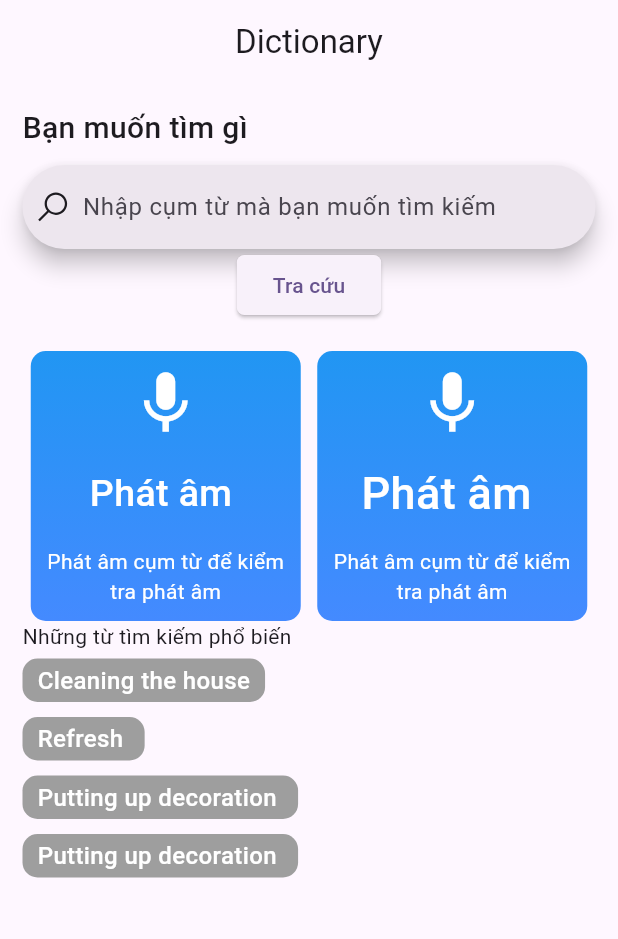
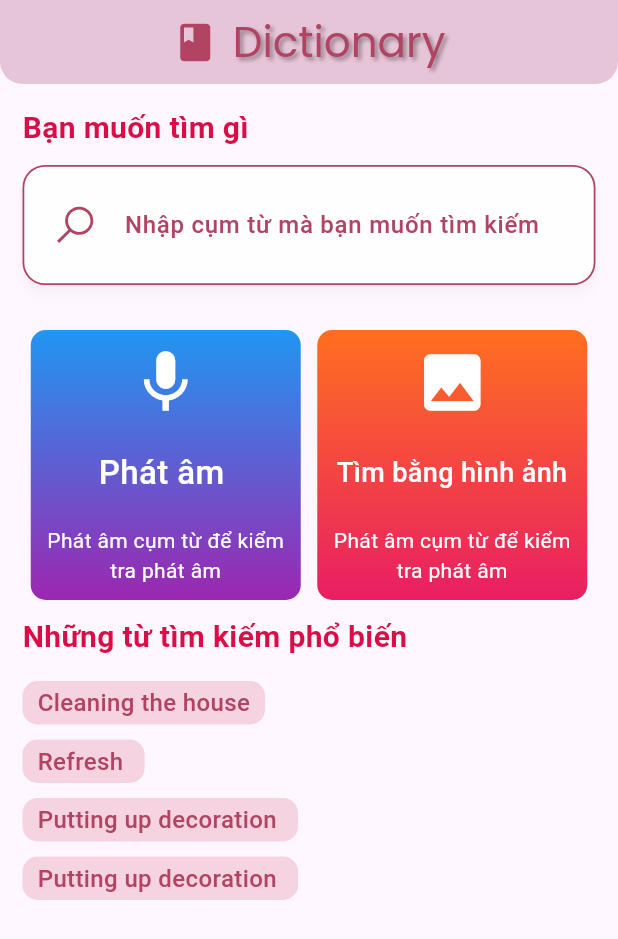
Before and after one commit to Hungyen0303/FlashCard, a Flutter app: the Dictionarypage screen opened directly, on a phone screen of 412 x 824 dp. Shown: the top 939 px of the screen. Run offline on Flutter 3.47's test engine with Material 3 defaults, Android fonts, the phone set to English and light mode, and no system bars; our stand-ins replace google_fonts, google_nav_bar, introduction_screen, line_icons; Roboto replaces fonts that are missing (MainFont).

Commit message:
modify UI for dictionary page

```diff
--- a/lib/pages/ChatWithAIPage.dart
+++ b/lib/pages/ChatWithAIPage.dart
@@ -2,6 +2,7 @@ import 'package:flutter/cupertino.dart';
 import 'package:flutter/material.dart';
 import 'package:line_icons/line_icons.dart';
 
+import '../color/AllColor.dart';
 import 'ConversationWidget.dart';
 
 class ChatWithAIPage extends StatefulWidget {
@@ -89,5 +90,6 @@ class _ChatWithAiPageState extends State<ChatWithAIPage> {
             )
           ],
         ));
+
   }
 }
--- a/lib/pages/DictionaryPage.dart
+++ b/lib/pages/DictionaryPage.dart
@@ -1,7 +1,10 @@
+import 'package:flashcard_learning/color/AllColor.dart';
 import 'package:flashcard_learning/widgets/BoxText.dart';
 import 'package:flutter/cupertino.dart';
 import 'package:flutter/material.dart';
 import 'package:line_icons/line_icons.dart';
+import 'package:flutter/material.dart';
+import 'package:google_fonts/google_fonts.dart';
 
 class Dictionarypage extends StatefulWidget {
   const Dictionarypage({super.key});
@@ -13,14 +16,55 @@ class Dictionarypage extends StatefulWidget {
 class _DictionarypageState extends State<Dictionarypage> {
   final TextEditingController _searchController = TextEditingController();
 
+  TextStyle titleStyle = TextStyle(
+    fontWeight: FontWeight.w600,
+    color: Color(0xffdb0d46),
+    fontSize: 20,
+  );
+  bool isSearch = false ;
+  AppBar buildAppBar() {
+    return AppBar(
+      title: Row(
+        mainAxisSize: MainAxisSize.min, // Để Row chỉ chiếm không gian vừa đủ
+        children: [
+          Icon(Icons.book, color: MAIN_THEME_PINK_TEXT, size: 30),
+          SizedBox(width: 10),
+          Text(
+            "Dictionary",
+            style: GoogleFonts.poppins(
+              color: MAIN_THEME_PINK_TEXT,
+              fontSize: 28,
+              fontWeight: FontWeight.w400,
+              shadows: [
+                Shadow(
+                  // Hiệu ứng bóng
+                  color: Colors.black38,
+                  offset: Offset(2, 2),
+                  blurRadius: 3,
+                ),
+              ],
+            ),
+          ),
+        ],
+      ),
+      leading: SizedBox.shrink(),
+      centerTitle: true,
+      // Căn giữa tiêu đề
+      backgroundColor: MAIN_THEME_PINK,
+      // Màu nền AppBar
+      elevation: 6,
+      // Hiệu ứng độ nổi của AppBar
+      shape: const RoundedRectangleBorder(
+        // Bo góc phía dưới AppBar
+        borderRadius: BorderRadius.vertical(bottom: Radius.circular(15)),
+      ),
+    );
+  }
+
   @override
   Widget build(BuildContext context) {
     return Scaffold(
-        appBar: AppBar(
-          title: Text("Dictionary"),
-          centerTitle: true,
-          leading: SizedBox.shrink(),
-        ),
+        appBar: buildAppBar(),
         body: Padding(
           padding: const EdgeInsets.all(15.0),
           child: SingleChildScrollView(
@@ -30,34 +74,106 @@ class _DictionarypageState extends State<Dictionarypage> {
                 Padding(
                   padding: const EdgeInsets.only(bottom: 10),
                   child: Text(
-                    "Bạn muốn tìm gì ",
-                    style: TextStyle(
-                      fontWeight: FontWeight.w500,
-                      fontSize: 20,
+                    "Bạn muốn tìm gì",
+                    style: titleStyle ,
                   ),
                 ),
+                // if (isSearch)
+                //   SizedBox(
+                //     width: double.infinity,
+                //     //height: double.infinity,
+                //     child: Container(
+                //       width: 100,
+                //       height: 100,
+                //       color: Colors.black.withOpacity(0.5),
+                //     ),
+                //   ),
+                SearchBar(
+                  onTap: () {
+                    setState(() {
+                      isSearch = true;
+                    });
+                  },
+                  onTapOutside: (event) {
+                    FocusManager.instance.primaryFocus?.unfocus();
+                    setState(() {
+                      isSearch = false;
+                    });
+                  },
+                  controller: _searchController,
+                  elevation: WidgetStateProperty.all(3.0),
+                  shadowColor: WidgetStateProperty.all(
+                      MAIN_THEME_PURPLE.withOpacity(0.2)),
+                  side: WidgetStateProperty.all(
+                    BorderSide(
+                      color: MAIN_THEME_PINK_TEXT,
+                      width: 1.2,
                     ),
-                SearchBar(
-                  controller: _searchController,
-                  leading: Icon(LineIcons.search),
-                  hintText: "Nhập cụm từ mà bạn muốn tìm kiếm ",
                   ),
+                  shape: WidgetStateProperty.all(
+                    RoundedRectangleBorder(
+                      borderRadius: BorderRadius.circular(15.0),
+                    ),
+                  ),
+                  leading: Padding(
+                    padding: const EdgeInsets.only(left: 4, right: 2),
+                    child: Icon(
+                      LineIcons.search,
+                      color: MAIN_THEME_PINK_TEXT,
+                      size: 30.0,
+                    ),
+                  ),
+                  hintText: "Nhập cụm từ mà bạn muốn tìm kiếm",
+                  hintStyle: WidgetStateProperty.all(
+                    TextStyle(
+                      color: MAIN_THEME_PINK_TEXT,
+                      fontSize: 16.0,
+                    ),
+                  ),
+                  textStyle: WidgetStateProperty.all(
+                    TextStyle(
+                      color: MAIN_THEME_PINK_TEXT,
+                      fontSize: 16.0,
+                      fontWeight: FontWeight.w500,
+                    ),
+                  ),
+                  padding: WidgetStateProperty.all(
+                    const EdgeInsets.symmetric(
+                        horizontal: 16.0, vertical: 14.0),
+                  ),
+                  constraints: const BoxConstraints(minHeight: 56.0),
+                  backgroundColor: WidgetStateProperty.all(
+                    Colors.white.withOpacity(0.95),
+                  ),
+                  surfaceTintColor: WidgetStateProperty.all(Colors.transparent),
+                ),
+                SizedBox(height: 10,),
                 Center(
+                  child: AnimatedOpacity(
+                    duration: Duration(milliseconds: 300),
+                    opacity: isSearch ? 1 : 0.2 ,
                     child: Visibility(
 
-
-
+                      visible: isSearch,
+                        child: SizedBox(
+                          width: double.infinity,
                           child: ElevatedButton(
-
                               style: ElevatedButton.styleFrom(
-
+                          padding: EdgeInsets.symmetric(vertical: 20),
                                   shape: RoundedRectangleBorder(
+                                      side: BorderSide(
+                                        color: MAIN_THEME_PINK_TEXT,
+                                      ),
                                       borderRadius:
-                                      BorderRadius.all(Radius.circular(5)))),
+                                          BorderRadius.all(Radius.circular(10)))),
                               onPressed: () {
                                 gotoSearchPage(_searchController.text);
                               },
-                          child: Text("Tra cứu"))),
+                              child: Text("Tra cứu" , style: TextStyle(
+                                fontSize: 20,
+                              ),)),
+                        )),
+                  ),
                 ),
                 SizedBox(
                   height: 20,
@@ -67,13 +183,16 @@ class _DictionarypageState extends State<Dictionarypage> {
                   children: [
                     Container(
                       height: 180,
-                      padding: EdgeInsets.symmetric(vertical: 10, horizontal: 10),
+                      padding:
+                          EdgeInsets.symmetric(vertical: 10, horizontal: 10),
                       width: 180,
                       decoration: BoxDecoration(
                           borderRadius: BorderRadius.circular(10),
                           gradient: LinearGradient(
-                              colors: [Colors.blue, Colors.blueAccent],
-                              begin: Alignment.topCenter,
+                              colors: [
+                                Color(0xff2196f3), // Xanh dương sáng
+                                Color(0xff9c27b0), // Tím nhạt
+                              ],                      begin: Alignment.topCenter,
                               end: Alignment.bottomCenter)),
                       child: Column(
                         mainAxisAlignment: MainAxisAlignment.spaceBetween,
@@ -87,7 +206,7 @@ class _DictionarypageState extends State<Dictionarypage> {
                           Text(
                             "Phát âm ",
                             style: TextStyle(
-                                fontSize: 25,
+                                fontSize: 22,
                                 fontWeight: FontWeight.w500,
                                 color: Colors.white),
                           ),
@@ -103,12 +222,16 @@ class _DictionarypageState extends State<Dictionarypage> {
                     ),
                     Container(
                       height: 180,
-                      padding: EdgeInsets.symmetric(vertical: 10, horizontal: 10),
+                      padding:
+                          EdgeInsets.symmetric(vertical: 10, horizontal: 10),
                       width: 180,
                       decoration: BoxDecoration(
                           borderRadius: BorderRadius.circular(10),
                           gradient: LinearGradient(
-                              colors: [Colors.blue, Colors.blueAccent],
+                              colors: [
+                                Color(0xffff6f20), // Cam nhạt
+                                Color(0xffe91e63), // Hồng đậm
+                              ],
                               begin: Alignment.topCenter,
                               end: Alignment.bottomCenter)),
                       child: Column(
@@ -116,14 +239,16 @@ class _DictionarypageState extends State<Dictionarypage> {
                         crossAxisAlignment: CrossAxisAlignment.center,
                         children: [
                           Icon(
-                            Icons.mic,
+                            Icons.image,
                             color: Colors.white,
                             size: 50,
                           ),
                           Text(
-                            "Phát âm ",
+                            textAlign: TextAlign.center,
+                            "Tìm bằng hình ảnh ",
                             style: TextStyle(
-                                fontSize: 30,
+
+                                fontSize: 18,
                                 fontWeight: FontWeight.w500,
                                 color: Colors.white),
                           ),
@@ -139,9 +264,12 @@ class _DictionarypageState extends State<Dictionarypage> {
                     )
                   ],
                 ),
+                SizedBox(height: 10,) ,
                 Text(
+                  style: titleStyle ,
                   "Những từ tìm kiếm phổ biến ",
                 ),
+                SizedBox(height: 10,) ,
                 Boxtext(word: "Cleaning the house", ontap: () {}),
                 Boxtext(word: "Refresh ", ontap: () {}),
                 Boxtext(word: "Putting up decoration ", ontap: () {}),
--- a/lib/widgets/BoxText.dart
+++ b/lib/widgets/BoxText.dart
@@ -1,3 +1,4 @@
+import 'package:flashcard_learning/color/AllColor.dart';
 import 'package:flutter/cupertino.dart';
 import 'package:flutter/material.dart';
 
@@ -15,11 +16,11 @@ class Boxtext extends StatelessWidget {
         margin: EdgeInsets.symmetric(vertical: 5),
         padding: EdgeInsets.symmetric(vertical: 3, horizontal: 10),
         decoration: BoxDecoration(
-            color: Colors.grey, borderRadius: BorderRadius.circular(10)),
+            color: MAIN_THEME_PINK, borderRadius: BorderRadius.circular(10)),
         child: Text(
           word,
           style: TextStyle(
-            color: Colors.white,
+            color: MAIN_THEME_PINK_TEXT,
             fontSize: 16,
             fontWeight: FontWeight.w500,
           ),
--- a/pubspec.yaml
+++ b/pubspec.yaml
@@ -38,6 +38,7 @@ dependencies:
   introduction_screen: ^3.1.14
   google_nav_bar: ^5.0.7
   line_icons: ^2.0.3
+  google_fonts: ^6.2.1
 
 dev_dependencies:
   flutter_test:
```
Also changed, not shown: pubspec.lock, 1 other file. Lines whose indentation alone changed are shown as unchanged.
